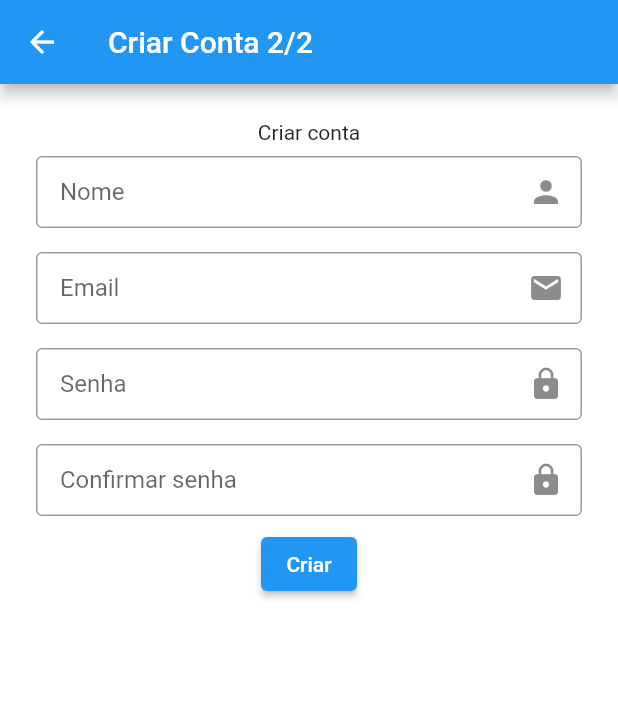
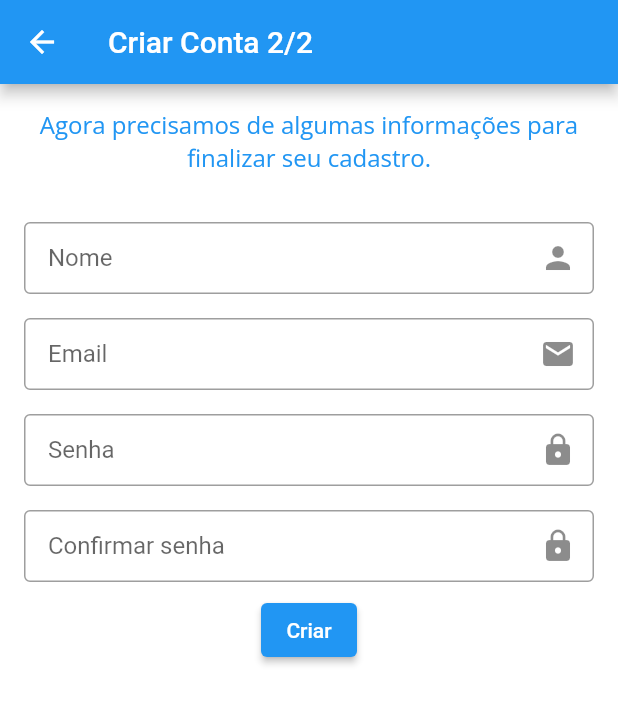
Before and after one commit to JohnAzedo/News, a Flutter app: the RegisterScreen screen opened directly, on a phone screen of 412 x 824 dp. Shown: the top 704 px of the screen. Run offline on Flutter 3.47's test engine with Material 2 defaults, Android fonts, the phone set to English and light mode, and no system bars; our stand-ins replace dio, google_fonts, jiffy, shared_preferences, splashscreen; accounts and stored records are empty; network calls fail.

Commit message:
[client] fix: Change and styling description of the register screen

```diff
--- a/client/lib/screens/auth/register.dart
+++ b/client/lib/screens/auth/register.dart
@@ -1,4 +1,5 @@
 import 'package:flutter/material.dart';
+import 'package:google_fonts/google_fonts.dart';
 import 'package:news/components/customTextField.dart';
 import 'package:news/models/user.dart';
 import 'package:news/repositories/auth.dart';
@@ -34,10 +35,18 @@ class _RegisterScreenState extends State<RegisterScreen> {
       ),
       body: SafeArea(
         child: Padding(
-          padding: const EdgeInsets.all(24.0),
+          padding: const EdgeInsets.all(16.0),
           child: Column(
             children: [
-              Text('Criar conta'),
+              Text(
+                'Agora precisamos de algumas informações para finalizar seu cadastro.',
+                textAlign: TextAlign.center,
+                style: GoogleFonts.openSans(
+                  color: Colors.blue,
+                  fontSize: 16,
+                ),
+              ),
+              SizedBox(height: 24),
               CustomTextField(
                 controller: _nameController,
                 label: 'Nome',
```
